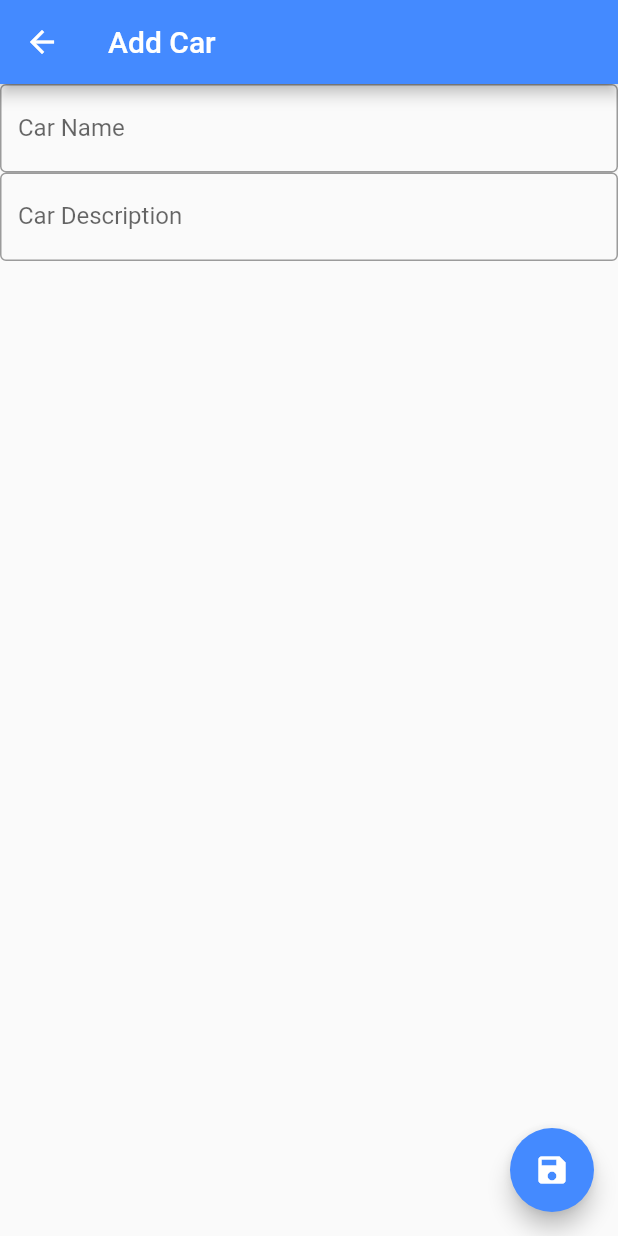
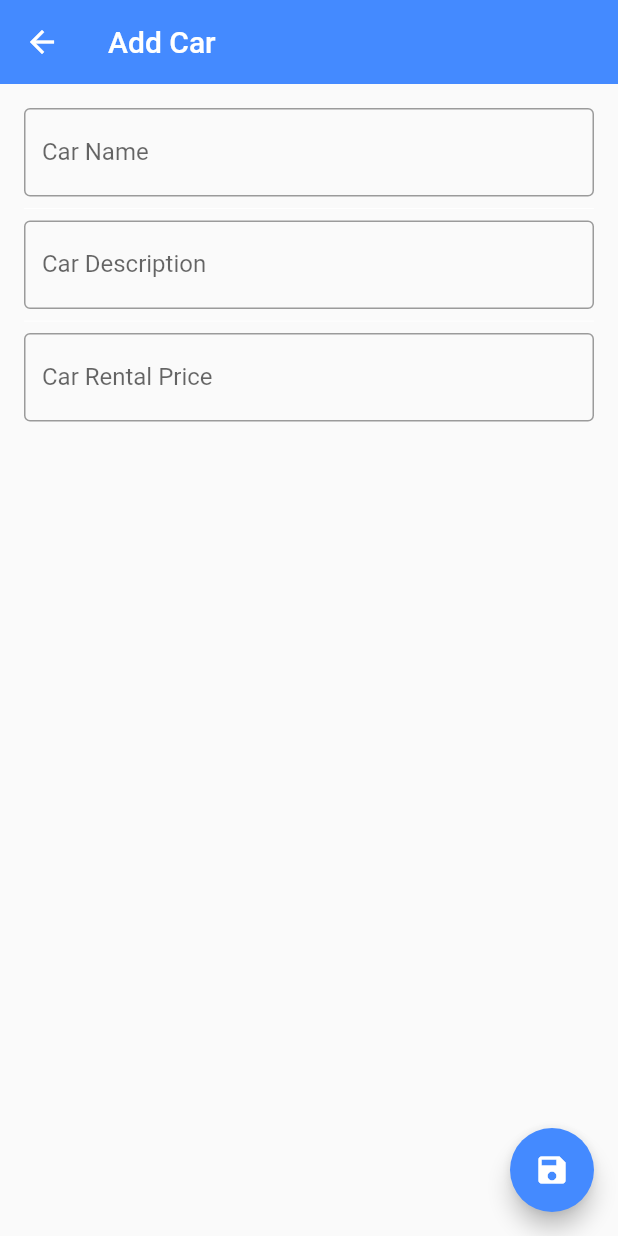
Before and after one commit to Cartoke/MobileApp-eRentCar, a Flutter app: the screen it shows after launch, after a tap on the "add" icon, on a phone screen of 412 x 824 dp. Run offline on Flutter 3.47's test engine with Material 2 defaults, Android fonts, the phone set to English and light mode, and no system bars; network calls fail.

Commit message:
Car Data model and assetsadded

```diff
--- /dev/null
+++ b/lib/CarDataModel.dart
@@ -0,0 +1,10 @@
+class Car {
+  String name;
+  // String model;
+  // String year;
+  String description;
+  // String image;
+  String price;
+
+  Car(this.name, this.description, this.price);
+}
--- a/lib/main.dart
+++ b/lib/main.dart
@@ -1,5 +1,5 @@
 import 'package:flutter/material.dart';
-import 'package:flutter/services.dart';
+import 'CarDataModel.dart';
 
 void main() {
   runApp(MyApp());
@@ -8,7 +8,7 @@ void main() {
 class MyApp extends StatelessWidget {
   @override
   Widget build(BuildContext context) {
-    return MaterialApp(
+    return const MaterialApp(
       home: myCars()
     );
   }
@@ -20,22 +20,21 @@ class myCars extends StatefulWidget {
   State<myCars> createState() => _myCarsState();
 }
 
-class Car {
-  final String name;
-  final String model;
-  final String year;
-  final String description;
-  final String image;
-  Car(this.name, this.model, this.year, this.description, this.image);
-}
-
 class _myCarsState extends State<myCars> {
-  final List<Car> cars = <Car>[];
+  final List<Car> cars = <Car>[
+    Car('Audi', 'A German automobile manufacturer based in Ingolstadt, Bavaria, Germany. Audi AG is a member of the Volkswagen Group.', '\$100'),
+    Car('BMW', 'A German multinational company which currently produces automobiles and motorcycles.', '\$200'),
+    Car('Mercedes', 'A German global automobile manufacturer and a division of the Daimler AG group.', '\$300'),
+    Car('Porsche', 'A German automobile manufacturer headquartered in Stuttgart, Baden-Württemberg.', '\$400'),
+    Car('Rayo McQueen', 'Kuchao.', '\$400'),
+    Car('Volkswagen', 'A German automaker headquartered in Ingolstadt, Bavaria.', '\$500'),
+  ];
 
   @override
   Widget build(BuildContext context) {
     return Scaffold(
       appBar: AppBar(
+        elevation: 0.0,
         backgroundColor: Colors.blueAccent,
         title: const Text('My Vehicles'),
       ),
@@ -64,14 +63,31 @@ class _myCarsState extends State<myCars> {
 
   Widget buildRow(Car car, int index){
     return ListTile(
-      leading: const Icon(Icons.directions_car),
+      leading: SizedBox(
+        width: 100,
+        height: 100,
+        child: Image.network('https://imgur.com/c56QRt2.jpg'),
+      ),
       title: Text(car.name),
-      subtitle: Text(car.description),
-      // onLongPress: (){
-      //   setState(() {
-      //     cars.removeAt(index);
-      //   });
-      // },
+      subtitle: Column(
+        crossAxisAlignment: CrossAxisAlignment.start,
+        children: <Widget>[
+          Text(
+              car.description,
+              style: const TextStyle(
+                fontSize: 14,
+                color: Colors.black,
+              )
+          ),
+          Text(car.price,
+              style: const TextStyle(
+                fontSize: 14,
+                color: Colors.black,
+              )
+          ),
+        ],
+      ),
+
       trailing: IconButton(
         icon: const Icon(Icons.delete),
         onPressed: (){
@@ -83,7 +99,7 @@ class _myCarsState extends State<myCars> {
     );
   }
 
-  showAddButton(){
+  Widget showAddButton(){
     return FloatingActionButton(
       backgroundColor: Colors.blueAccent,
       child: const Icon(Icons.add),
@@ -99,13 +115,17 @@ class _myCarsState extends State<myCars> {
   addCar() {
     final carName = TextEditingController();
     final carDescription = TextEditingController();
+    final carPrice = TextEditingController();
     return Scaffold(
       appBar: AppBar(
+        elevation: 0.0,
         backgroundColor: Colors.blueAccent,
         title: const Text('Add Car'),
       ),
       body:
         Center(
+          child: Container(
+            padding: const EdgeInsets.all(16.0),
             child: Column(
               children: [
                 TextField(
@@ -115,6 +135,10 @@ class _myCarsState extends State<myCars> {
                     border: OutlineInputBorder(),
                   ),
                 ),
+                const Divider(
+                  color: Colors.white,
+                  height: 16,
+                ),
                 TextField(
                   controller: carDescription,
                   decoration: const InputDecoration(
@@ -122,7 +146,19 @@ class _myCarsState extends State<myCars> {
                     border: OutlineInputBorder(),
                   ),
                 ),
+                const Divider(
+                  color: Colors.white,
+                  height: 16,
+                ),
+                TextField(
+                  controller: carPrice,
+                  decoration: const InputDecoration(
+                    labelText: 'Car Rental Price',
+                    border: OutlineInputBorder(),
+                  ),
+                ),
               ],
+            ),
           )
         ),
       floatingActionButton: FloatingActionButton(
@@ -130,7 +166,7 @@ class _myCarsState extends State<myCars> {
         child: const Icon(Icons.save),
         onPressed: () {
           setState(() {
-            Car car = Car(carName.text, '', '', carDescription.text, '');
+            Car car = Car(carName.text, carDescription.text, carPrice.text);
             cars.add(car);
           });
           Navigator.pop(context);
```
Also changed, not shown: assets/images/car.png (added). Lines whose indentation alone changed are shown as unchanged.
